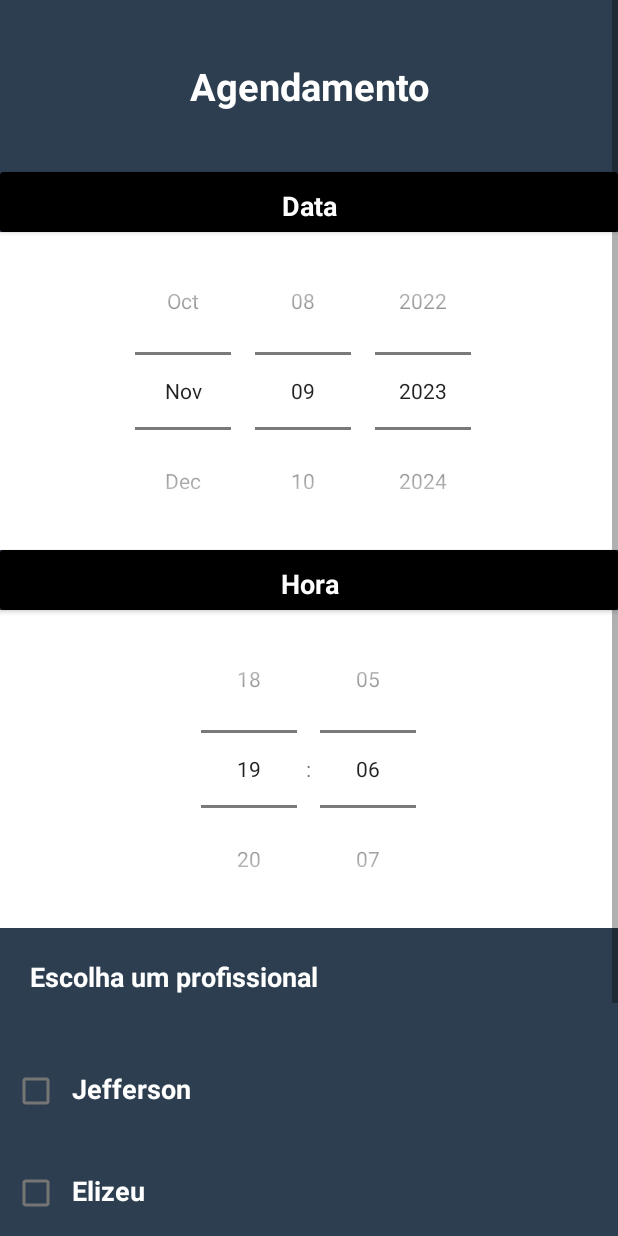
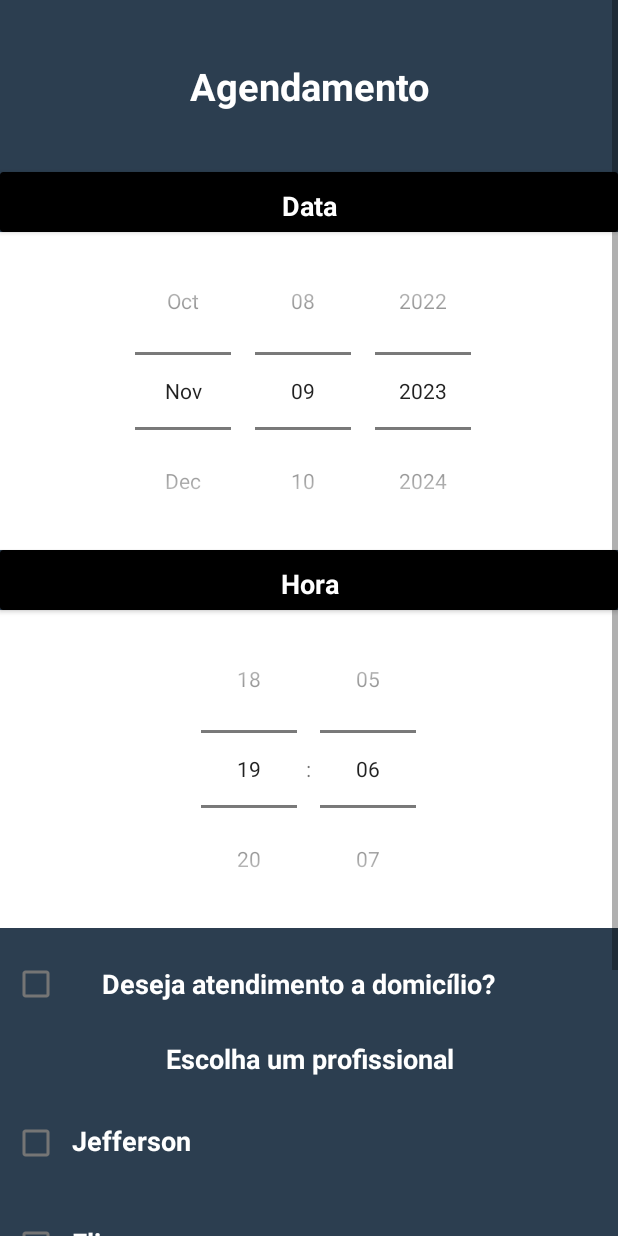
Before and after one commit to devalenca/-CorteCerto, an Android app built with Jetpack Compose: the Agendamento screen opened directly, with no data from a screen before it, on a phone screen of 412 x 824 dp. Run offline under Robolectric (Android 15) with nearby library versions, the phone set to English and light mode, and no system bars; our stand-ins replace Firebase (no records; nobody signed in at launch, a user with empty details on screens opened directly).

Commit message:
Adicionando opção de atendimento a domicilio

```diff
--- a/app/src/main/java/com/example/cortecerto/MainActivity.kt
+++ b/app/src/main/java/com/example/cortecerto/MainActivity.kt
@@ -46,12 +46,14 @@ class MainActivity : AppCompatActivity() {
                     mensagem(it, "Preencha a senha!")
                 }senha.length <=5 -> {
                     mensagem(it, "A senha precisa ter pelo menos 6 caracteres!")
-                }else -> {
+                }else ->{
                 auth.signInWithEmailAndPassword(email, senha).addOnCompleteListener{ login ->
                     if (login.isSuccessful){
                         mensagem(it, "Login realizado com sucesso!")
                         navegar(Intent(this, Home::class.java))
-                        }
+                    } else {
+                        mensagem(it, "Email ou senha incorretos")
+                    }
                     }
                 }
             }
--- a/app/src/main/java/com/example/cortecerto/view/Agendamento.kt
+++ b/app/src/main/java/com/example/cortecerto/view/Agendamento.kt
@@ -4,6 +4,8 @@ import android.graphics.Color
 import androidx.appcompat.app.AppCompatActivity
 import android.os.Bundle
 import android.view.View
+import android.widget.LinearLayout
+import androidx.core.view.isVisible
 import com.example.cortecerto.databinding.ActivityAgendamentoBinding
 import com.google.android.material.snackbar.Snackbar
 import java.util.Calendar
@@ -93,6 +95,17 @@ class Agendamento : AppCompatActivity() {
                 }
             }
         }
+
+        val editEndereco = binding.editEndereco
+        val atendimentoDomicilio = binding.domicilio
+
+        atendimentoDomicilio.setOnCheckedChangeListener{buttonView, isChecked ->
+            if (isChecked) {
+                editEndereco.visibility = View.VISIBLE
+            } else {
+                editEndereco.visibility = View.GONE
+            }
+        }
     }
 
     private fun mensagem(view: View, mensagem:String, cor: String) {
--- a/app/src/main/res/layout/activity_agendamento.xml
+++ b/app/src/main/res/layout/activity_agendamento.xml
@@ -2,6 +2,8 @@
 
 <ScrollView
     xmlns:android="http://schemas.android.com/apk/res/android"
+    xmlns:app="http://schemas.android.com/apk/res-auto"
+    xmlns:tools="http://schemas.android.com/tools"
     android:layout_width="match_parent"
     android:layout_height="match_parent"
     android:fillViewport="true"
@@ -10,8 +12,6 @@
 
     <LinearLayout
 
-        xmlns:app="http://schemas.android.com/apk/res-auto"
-        xmlns:tools="http://schemas.android.com/tools"
         android:layout_width="match_parent"
         android:layout_height="match_parent"
         android:orientation="vertical"
@@ -70,6 +70,8 @@
                 android:layout_margin="10dp" />
         </androidx.cardview.widget.CardView>
 
+
+
         <TimePicker
             android:id="@+id/timePicker"
             android:layout_width="match_parent"
@@ -77,14 +79,73 @@
             android:background="@color/white"
             android:timePickerMode="spinner" />
 
+    <LinearLayout
+
+        android:layout_width="match_parent"
+        android:layout_height="wrap_content"
+        android:orientation="horizontal"
+        android:layout_marginEnd="20dp">
+
+        <CheckBox
+            android:id="@+id/domicilio"
+            android:layout_width="wrap_content"
+            android:layout_height="match_parent"
+            android:layout_gravity="left"
+            android:checked="false" />
+
+        <TextView
+            android:layout_width="wrap_content"
+            android:layout_height="match_parent"
+            android:layout_margin="20dp"
+            android:gravity="center"
+            android:text="Deseja atendimento a domicílio?"
+            android:textColor="@color/white"
+            android:textSize="18sp"
+            android:textStyle="bold" />
+
+    </LinearLayout>
+
+        <LinearLayout
+            android:id="@+id/editEndereco"
+            android:layout_width="match_parent"
+            android:layout_height="wrap_content"
+            android:layout_marginStart="20dp"
+            android:layout_marginEnd="20dp"
+            android:layout_marginBottom="20dp"
+            android:gravity="center"
+            android:orientation="vertical"
+            android:visibility="gone">
+
+            <TextView
+                android:layout_width="match_parent"
+                android:layout_height="wrap_content"
+                android:layout_marginBottom="20dp"
+                android:gravity="left"
+                android:text="Insira seu endereço:"
+                android:textColor="@color/white"
+                android:textSize="18sp" />
+
+
+            <EditText
+
+                android:layout_width="match_parent"
+                android:layout_height="wrap_content"
+                android:background="@color/white"
+                android:padding="10dp"
+                android:textColor="@color/black"
+                app:cornerRadius="15dp" />
+
+
+        </LinearLayout>
+
         <TextView
             android:layout_width="match_parent"
             android:layout_height="wrap_content"
+            android:gravity="center"
             android:text="Escolha um profissional"
+            android:textColor="@color/white"
             android:textSize="18sp"
-            android:textColor="@color/white"
-            android:textStyle="bold"
-            android:layout_margin="20dp" />
+            android:textStyle="bold" />
 
         <LinearLayout
 
```
